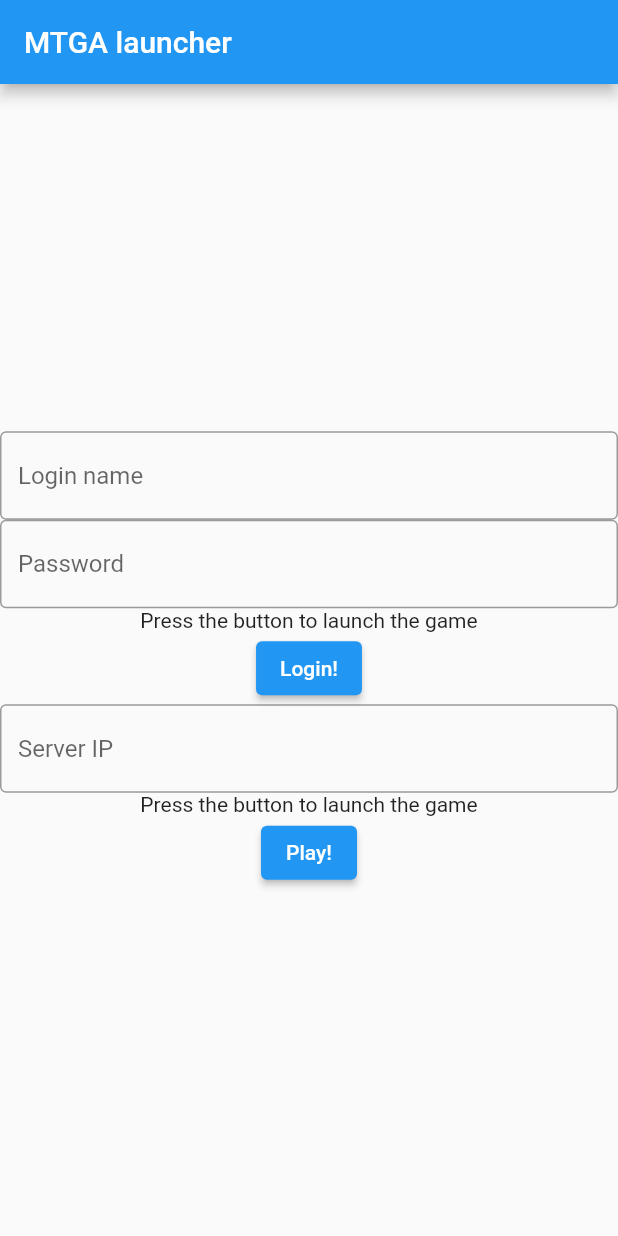
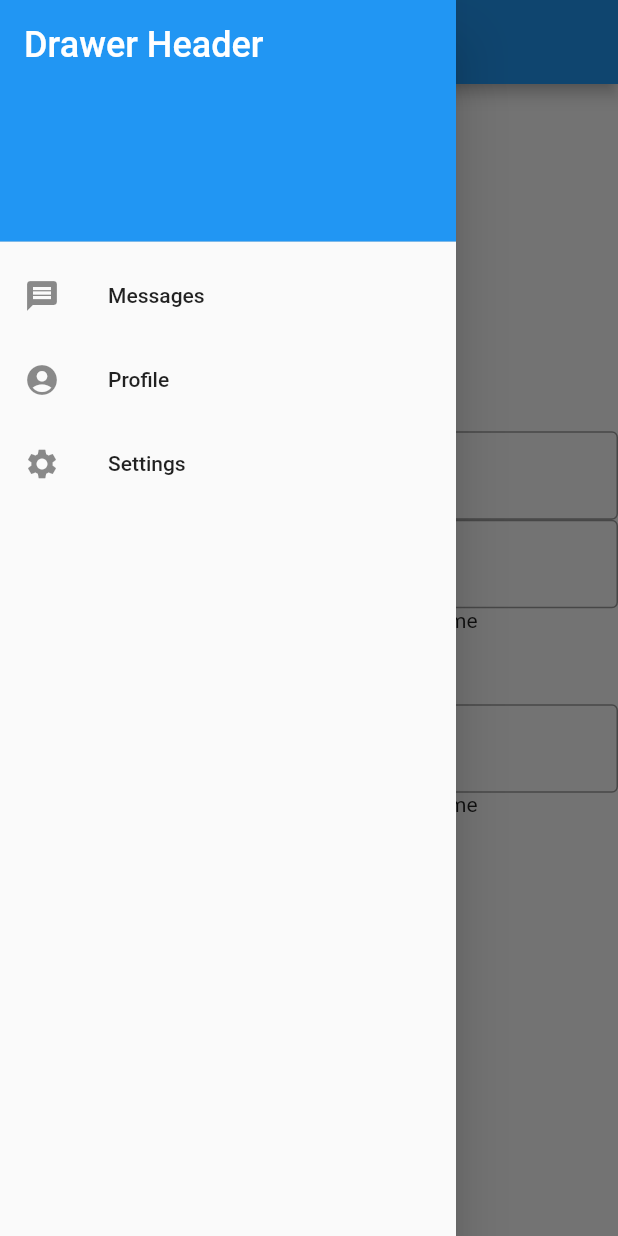
Before and after one commit to danielchim/mtga-launcher, a Flutter app: the screen it shows after launch, with the side drawer open (before the commit the screen has no drawer), on a phone screen of 412 x 824 dp. Run offline on Flutter 3.47's test engine with Material 2 defaults, Android fonts, the light colour scheme and no system bars; missing offline and left inert: dart:ffi, win32.

Commit message:
UPD: Added macOS support + layout updates

```diff
--- /dev/null
+++ b/lib/components/drawer.dart
@@ -0,0 +1,14 @@
+import 'package:flutter/material.dart';
+
+class Drawer extends StatelessWidget {
+
+
+  @override
+  Widget build(BuildContext context) {
+    return Stack(
+      children: <Widget>[
+
+      ],
+    );
+  }
+}
--- a/lib/main.dart
+++ b/lib/main.dart
@@ -7,6 +7,8 @@ import 'dart:convert';
 import 'package:win32/win32.dart';
 import 'package:ffi/ffi.dart';
 import 'providers/authencation.dart';
+import 'screens/home.dart';
+import 'screens/settings.dart';
 
 
 
@@ -26,6 +28,9 @@ class MyApp extends StatelessWidget {
         primarySwatch: Colors.blue,
       ),
       home: const MyHomePage(title: 'MTGA launcher'),
+      routes: {
+        '/settings': (context) => SettingScreen(),
+      },
     );
   }
 }
@@ -80,6 +85,44 @@ class _MyHomePageState extends State<MyHomePage> {
       appBar: AppBar(
         title: Text(widget.title),
       ),
+      drawer: Drawer(
+        child: ListView(
+          padding: EdgeInsets.zero,
+          children: <Widget>[
+            DrawerHeader(
+              decoration: BoxDecoration(
+                color: Colors.blue,
+              ),
+              child: Text(
+                'Drawer Header',
+                style: TextStyle(
+                  color: Colors.white,
+                  fontSize: 24,
+                ),
+              ),
+            ),
+            ListTile(
+              leading: Icon(Icons.message),
+              title: Text('Messages'),
+              onTap: (){
+                Navigator.of(context).push(
+                  MaterialPageRoute(
+                    builder: (context) =>  SettingScreen(),
+                  ),
+                );
+              },
+            ),
+            ListTile(
+              leading: Icon(Icons.account_circle),
+              title: Text('Profile'),
+            ),
+            ListTile(
+              leading: Icon(Icons.settings),
+              title: Text('Settings'),
+            ),
+          ],
+        ),
+      ),
       body: Center(
         child: Column(
           mainAxisAlignment: MainAxisAlignment.center,
```
Also changed, not shown: lib/screens/home.dart (added, +20 -0 lines), lib/screens/settings.dart (added, +65 -0 lines), 5 other files.
